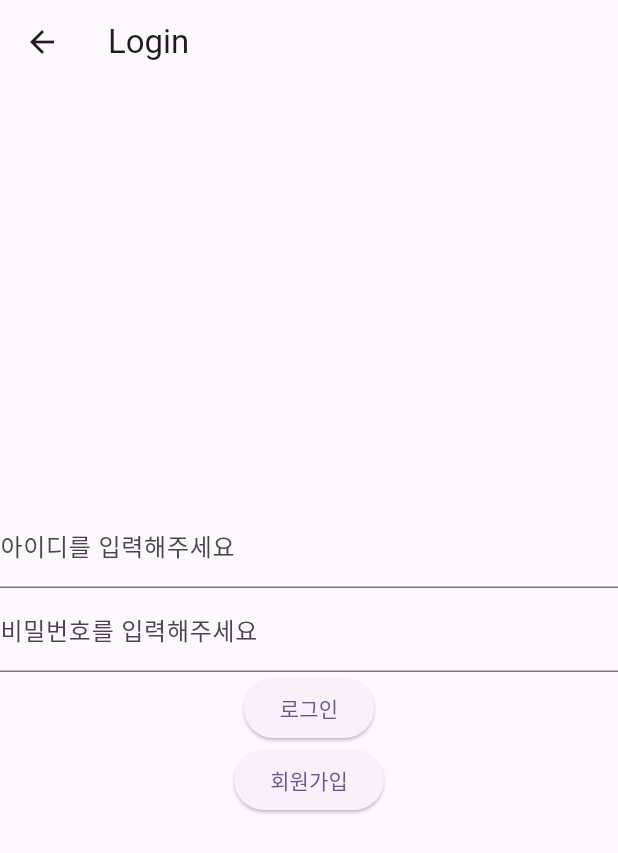
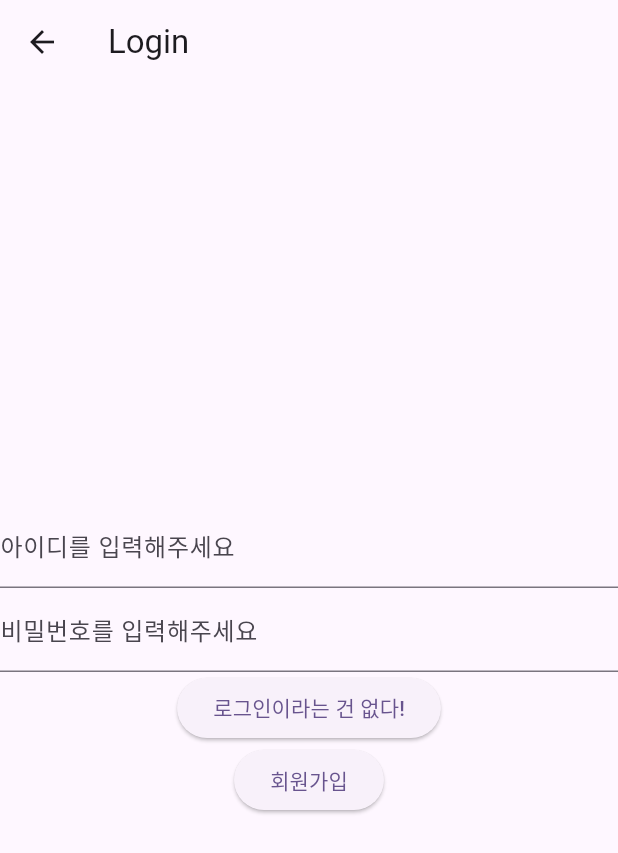
Before and after one commit to kangdeagyu/Rpart, a Flutter app: the LoginPage screen opened directly, on a phone screen of 412 x 824 dp. Shown: the top 853 px of the screen. Run offline on Flutter 3.47's test engine with Material 2 defaults, Android fonts, the phone set to English and light mode, and no system bars; our stand-ins replace cloud_firestore, flutter_dotenv, get; missing offline and left inert: kakao_map_plugin; accounts and stored records are empty; network calls fail.

Commit message:
json 로그인 제한 진행 중

```diff
--- a/lib/view/join_view.dart
+++ b/lib/view/join_view.dart
@@ -39,7 +39,6 @@ class JoinPageState extends State<JoinPage> {
                 ),
               ),
               TextField(
-                onChanged: (value) {},
                 controller: passwordController,
                 decoration: const InputDecoration(
                   labelText: '비밀번호를 입력해주세요',
@@ -89,6 +88,7 @@ class JoinPageState extends State<JoinPage> {
                           );
                         } else {
                           // 이전 화면으로 돌아가기
+                          insertAction();
                           Get.back();
                         }
                       },
@@ -117,7 +117,7 @@ class JoinPageState extends State<JoinPage> {
       ),
     );
   }
-insertAction() async {
+  insertAction() async {
     var url = Uri.parse(
         'http://localhost:8080/Flutter/login_insert_flutter.jsp?userid=${useridController.text}&password=${passwordController.text}&address=${addressController.text}&phone=${phoneController.text}');
     await http.get(url);
@@ -135,7 +135,7 @@ insertAction() async {
             TextButton(
               onPressed: () {
                 Navigator.of(context).pop();
-                Navigator.pop(context);
+                // Navigator.pop(context);
               },
               child: const Text('OK'),
             ),
--- a/lib/view/login_view.dart
+++ b/lib/view/login_view.dart
@@ -1,6 +1,7 @@
 import 'dart:convert';
-
+import 'package:cloud_firestore/cloud_firestore.dart';
 import 'package:flutter/material.dart';
+import 'package:fluttermainproject/view/apartment_view.dart';
 import 'package:fluttermainproject/view/join_view.dart';
 import 'package:http/http.dart' as http;
 import 'package:get/get.dart';
@@ -14,9 +15,11 @@ class LoginPage extends StatefulWidget {
 
 class _LoginPageState extends State<LoginPage> {
   late List data;
-
+  final _formKey = GlobalKey<FormState>();
   late TextEditingController userIdController;
   late TextEditingController passwordController;
+
+  late String userid;
 
   @override
   void initState() {
@@ -25,6 +28,7 @@ class _LoginPageState extends State<LoginPage> {
     userIdController = TextEditingController();
     passwordController = TextEditingController();
     getJSONData();
+    userid = '';
   }
 
   @override
@@ -33,17 +37,18 @@ class _LoginPageState extends State<LoginPage> {
       appBar: AppBar(
         title: const Text('Login'),
       ),
-      body: Center(
+      body: Form(
+        child: Center(
           child: Column(
             mainAxisAlignment: MainAxisAlignment.center,
             children: [
-            TextField(
+              TextFormField(
                 controller: userIdController,
                 decoration: const InputDecoration(
                   labelText: '아이디를 입력해주세요',
                 ),
               ),
-            TextField(
+              TextFormField(
                 controller: passwordController,
                 decoration: const InputDecoration(
                   labelText: '비밀번호를 입력해주세요',
@@ -51,30 +56,9 @@ class _LoginPageState extends State<LoginPage> {
               ),
               ElevatedButton(
                 onPressed: () {
-                // Get.to(const Calender); <- 작성페이지 이름 변경 필요
-                if (userIdController.text.trim().isEmpty) {
-                  // 유저 아이디 필드가 비어있을 경우
-                  Get.snackbar(
-                    '빈칸을 채워주세요',
-                    '아이디를 입력해주세요',
-                    snackPosition: SnackPosition.TOP,
-                    duration: const Duration(seconds: 2),
-                    backgroundColor: Colors.teal,
-                  );
-                } else if (passwordController.text.trim().isEmpty) {
-                  // 비밀번호 필드가 비어있을 경우
-                  Get.snackbar(
-                    '빈칸을 채워주세요',
-                    '비밀번호를 입력해주세요',
-                    snackPosition: SnackPosition.TOP,
-                    duration: const Duration(seconds: 2),
-                    backgroundColor: Colors.teal,
-                  );
-                } else {
-                  // Get.to(ApartmentView());
-                }
+                  // = getJSONData()data.[Index]['userid'];
                 },
-              child: const Text('로그인'),
+                child: const Text('로그인이라는 건 없다!'),
               ),
               ElevatedButton(
                 onPressed: () {
@@ -83,6 +67,7 @@ class _LoginPageState extends State<LoginPage> {
                 child: const Text('회원가입'),
               ),
             ],
+          ),
         ),
       ),
     );
@@ -99,4 +84,25 @@ class _LoginPageState extends State<LoginPage> {
     setState(() {});
     print(response.body);
   }
+
+
+  //  if (userIdController.text.trim().isEmpty) {
+  //                   // 유저 아이디 필드가 비어있을 경우
+  //                   Get.snackbar(
+  //                     '빈칸을 채워주세요',
+  //                     '아이디를 입력해주세요',
+  //                     snackPosition: SnackPosition.TOP,
+  //                     duration: const Duration(seconds: 2),
+  //                     backgroundColor: Colors.teal,
+  //                   );
+  //                 } else if (passwordController.text.trim().isEmpty) {
+  //                   // 비밀번호 필드가 비어있을 경우
+  //                   Get.snackbar(
+  //                     '빈칸을 채워주세요',
+  //                     '비밀번호를 입력해주세요',
+  //                     snackPosition: SnackPosition.TOP,
+  //                     duration: const Duration(seconds: 2),
+  //                     backgroundColor: Colors.teal,
+  //                   );
+  //                 }
 }
```
Lines whose indentation alone changed are shown as unchanged.
